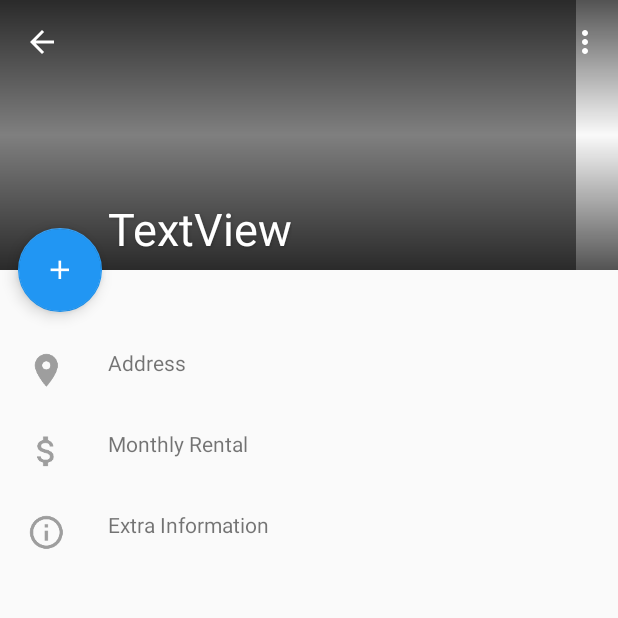
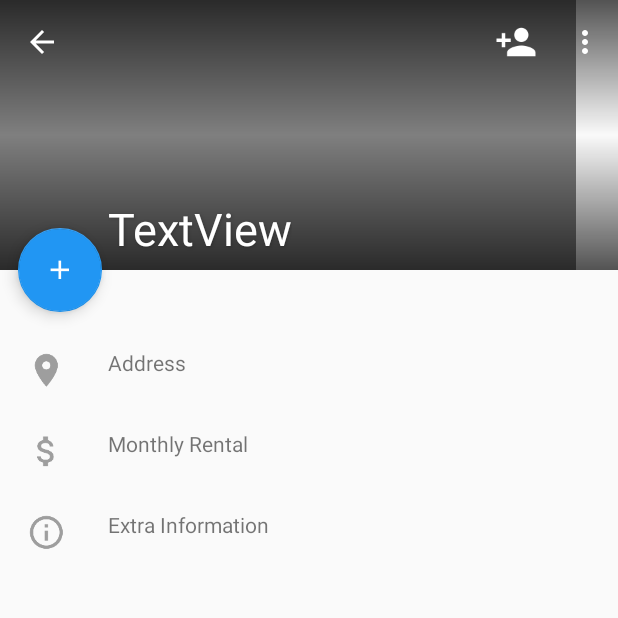
Before and after one commit to lowkaweiken/Rentasaur2, an Android app: the PropertyProfile screen opened directly, with no data from a screen before it, on a phone screen of 412 x 824 dp, the top half of it. Run offline under Robolectric (Android 15) with nearby library versions, the phone set to English and light mode, and no system bars; our stand-ins replace Firebase (no records; nobody signed in at launch, a user with empty details on screens opened directly); libraries missing offline, so code that uses them is left out: com.wafflecopter.multicontactpicker.

Commit message:
Implemented Contact Picker Library into Property Profile

```diff
--- a/app/build.gradle
+++ b/app/build.gradle
@@ -42,6 +42,8 @@ dependencies {
 
 
     implementation 'com.android.support:cardview-v7:27.1.0'
+
+    compile 'com.github.broakenmedia:MultiContactPicker:1.6'
 }
 
 
@@ -51,4 +53,5 @@ dependencies {
 
 
 
+
 apply plugin: 'com.google.gms.google-services'
--- a/app/src/main/res/menu/profile_menu.xml
+++ b/app/src/main/res/menu/profile_menu.xml
@@ -3,6 +3,12 @@
     xmlns:android="http://schemas.android.com/apk/res/android">
 
     <item
+        android:id="@+id/action_add_tenant_btn"
+        android:icon="@mipmap/ic_add_tenant"
+        android:title="@string/action_add_tenant"
+        app:showAsAction="always" />
+
+    <item
         android:id="@+id/action_delete_btn"
         android:title="@string/action_delete_text" />
 </menu>
--- a/app/src/main/res/values/strings.xml
+++ b/app/src/main/res/values/strings.xml
@@ -24,6 +24,7 @@
     <string name="post_addr_hint">Add Address Line 1</string>
     <string name="new_post_info_hint">Extra Information</string>
     <string name="action_delete_text">Delete</string>
+    <string name="action_add_tenant">add_tenant</string>
 
 
 </resources>
--- a/app/src/main/res/values/styles.xml
+++ b/app/src/main/res/values/styles.xml
@@ -8,7 +8,17 @@
         <item name="colorAccent">@color/colorAccent</item>
     </style>
 
+    <style name="MyCustomPickerTheme" parent="MultiContactPicker.Azure">
+        <item name="colorPrimary">@color/colorPrimary</item>
+        <item name="colorPrimaryDark">@color/colorPrimaryDark</item>
+        <item name="mcpToolbarTheme">@style/MyCustomToolbarTheme</item>
+        <item name="mcpListPopupWindowStyleTheme">@style/MyCustomToolbarTheme</item>
+    </style>
 
+    <style name="MyCustomToolbarTheme" parent="ThemeOverlay.AppCompat.Light">
+        <item name="android:textColorPrimary">@color/colorAccent</item>
+        <item name="android:textColorSecondary">@color/colorAccent</item>
+    </style>
 
 
 </resources>
--- a/build.gradle
+++ b/build.gradle
@@ -21,6 +21,7 @@ allprojects {
     repositories {
         google()
         jcenter()
+        maven { url 'https://jitpack.io' }
     }
 }
 
```
Also changed, not shown: app/src/main/AndroidManifest.xml (+8 -4 lines), app/src/main/java/com/example/kenlow/rentasaur2/NewTenantActivity.java (added, +36 -0 lines), app/src/main/java/com/example/kenlow/rentasaur2/PropertyProfile.java (+67 -1 lines), app/src/main/ic_add_tenant-web.png (added), app/src/main/ic_tenant-web.png (added), app/src/main/res/mipmap-hdpi/ic_add_tenant.png (added), app/src/main/res/mipmap-hdpi/ic_tenant.png (added), app/src/main/res/mipmap-mdpi/ic_add_tenant.png (added), app/src/main/res/mipmap-mdpi/ic_tenant.png (added), app/src/main/res/mipmap-xhdpi/ic_add_tenant.png (added), app/src/main/res/mipmap-xhdpi/ic_tenant.png (added), app/src/main/res/mipmap-xxhdpi/ic_add_tenant.png (added), app/src/main/res/mipmap-xxhdpi/ic_tenant.png (added), app/src/main/res/mipmap-xxxhdpi/ic_add_tenant.png (added), 1 more files.
